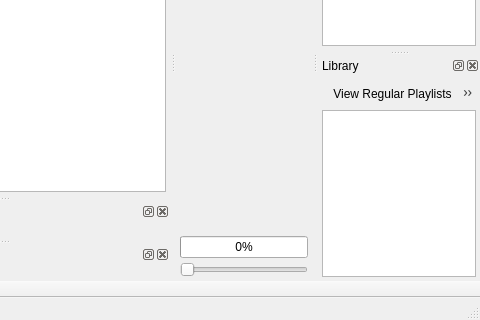
Before: the Qt Designer form src/cuberok.ui in DrMoriarty/cuberok, drawn with Qt 5; both pictures show x 171 to 651 and y 205 to 525 of the 651 by 525 pixel window.
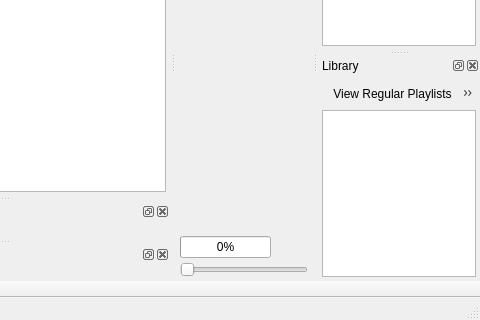
After: the same form once the commit is applied. Icons and pictures are not drawn. Custom widgets are drawn as their Qt base class.

Diff of the .ui file:
```diff
--- a/src/cuberok.ui
+++ b/src/cuberok.ui
@@ -131,6 +131,12 @@
     </item>
     <item>
      <widget class="ProgressBar" name="progressBar">
+      <property name="sizePolicy">
+       <sizepolicy hsizetype="Maximum" vsizetype="Fixed">
+        <horstretch>0</horstretch>
+        <verstretch>0</verstretch>
+       </sizepolicy>
+      </property>
       <property name="maximum">
        <number>1000</number>
       </property>
```
